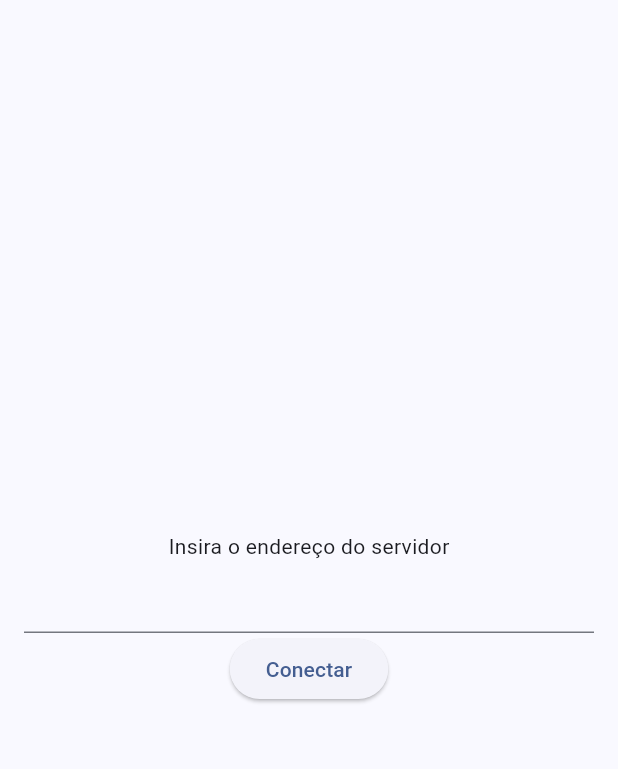
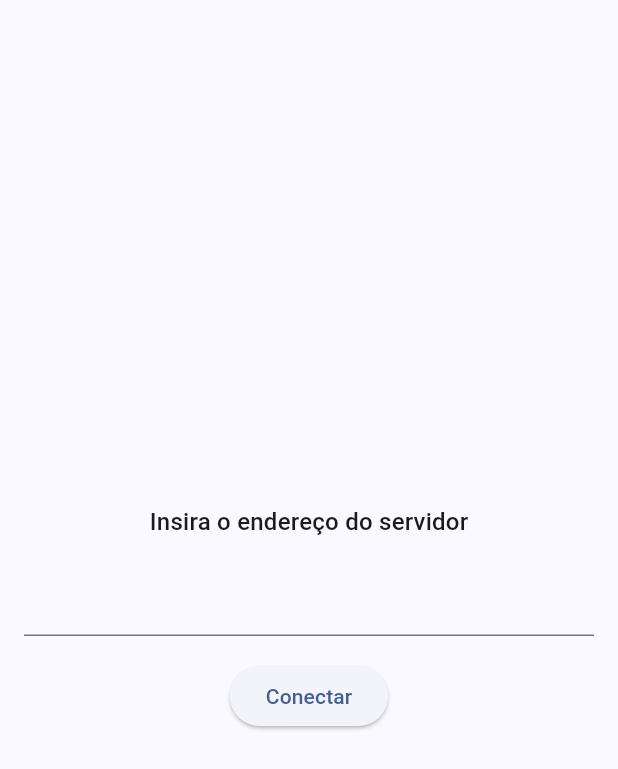
Before and after one commit to felipeuematsu/flup_karaoke, a Flutter app: the screen it shows after launch, on a phone screen of 412 x 824 dp. Shown: the top 769 px of the screen. Run offline on Flutter 3.47's test engine with Material 2 defaults, Android fonts, the phone set to English and light mode, and no system bars; our stand-ins replace dio, flutter_secure_storage, get, hive, hive_flutter; missing offline and left inert: karaoke_request_api, youtube_explode_dart; accounts and stored records are empty.

Commit message:
Fixed some layout issues, added web not supported on youtube_search_view.dart

```diff
--- a/lib/features/app_strings.dart
+++ b/lib/features/app_strings.dart
@@ -35,8 +35,9 @@ enum AppStrings {
   skipButton,
   volumeUp,
   volumeDown,
-  updatePlaylists
-  ;
+  updatePlaylists,
+  invalidHost,
+  youtubeSearchNotSupportedOnWeb;
 
   String get tr => toString().tr;
 
@@ -82,6 +83,8 @@ class AppTranslations extends Translations {
           AppStrings.volumeUp.key: "+ Volume",
           AppStrings.volumeDown.key: "- Volume",
           AppStrings.updatePlaylists.key: "Atualizar playlists",
+          AppStrings.invalidHost.key: "Endereço inválido",
+          AppStrings.youtubeSearchNotSupportedOnWeb.key: "Busca no Youtube não é suportada no navegador",
         },
         "en_US": {
           AppStrings.appName.key: "Felipe Karaoke",
@@ -119,6 +122,8 @@ class AppTranslations extends Translations {
           AppStrings.volumeUp.key: "+ Volume",
           AppStrings.volumeDown.key: "- Volume",
           AppStrings.updatePlaylists.key: "Update playlists",
+          AppStrings.invalidHost.key: "Invalid host",
+          AppStrings.youtubeSearchNotSupportedOnWeb.key: "Youtube search is not supported on web",
         },
       };
 }
--- a/lib/features/login/login_view.dart
+++ b/lib/features/login/login_view.dart
@@ -18,6 +18,23 @@ class _LoginViewState extends State<LoginView> {
 
   final database = Database();
 
+  bool hasError = false;
+
+  VoidCallback get onPressed => () {
+        final service = KaraokeApiService(configuration: KaraokeAPIConfiguration(port: 8159, baseUrl: 'http://${hostController.text}'));
+        try {
+          service.getQueue().then((value) {
+            database.writePersistent(DatabaseKeys.host.name, hostController.text);
+            Get.delete<KaraokeApiService>(force: true);
+            Get.lazyPut<KaraokeApiService>(() => service);
+            return Navigator.of(context).popAndPushNamed(NavigationRoutes.home.route);
+          });
+        } catch (e) {
+          setState(() => hasError = true);
+          print(e);
+        }
+      };
+
   @override
   Widget build(BuildContext context) {
     return Scaffold(
@@ -27,22 +44,23 @@ class _LoginViewState extends State<LoginView> {
           child: Column(
             mainAxisAlignment: MainAxisAlignment.center,
             children: [
-              Text(AppStrings.enterHost.tr),
-              TextField(controller: hostController, keyboardType: TextInputType.number),
+              Text(AppStrings.enterHost.tr, style: Theme.of(context).textTheme.titleMedium),
+              const SizedBox(height: 16),
+              ConstrainedBox(
+                constraints: const BoxConstraints(maxWidth: 400),
+                child: TextField(
+                  controller: hostController,
+                  keyboardType: TextInputType.number,
+                  textAlign: TextAlign.center,
+                  onChanged: (_) => setState(() => hasError = false),
+                  onSubmitted: (_) => onPressed(),
+                ),
+              ),
+              if (hasError) const SizedBox(height: 16),
+              if (hasError) Text(AppStrings.invalidHost.tr, style: Theme.of(context).textTheme.titleSmall?.copyWith(color: Theme.of(context).colorScheme.error)),
+              const SizedBox(height: 16),
               ElevatedButton(
-                onPressed: () {
-                  final service = KaraokeApiService(configuration: KaraokeAPIConfiguration(port: 8159, baseUrl: 'http://${hostController.text}'));
-                  try {
-                    service.getQueue().then((value) {
-                      database.writePersistent(DatabaseKeys.host.name, hostController.text);
-                      Get.delete<KaraokeApiService>(force: true);
-                      Get.lazyPut<KaraokeApiService>(() => service);
-                      return Navigator.of(context).popAndPushNamed(NavigationRoutes.home.route);
-                    });
-                  } catch (e) {
-                    print(e);
-                  }
-                },
+                onPressed: onPressed,
                 child: Text(AppStrings.connect.tr),
               ),
             ],
```
Also changed, not shown: lib/features/home/components/controller/controller_button.dart (+7 -1 lines), lib/features/home/components/controller/home_controller_component.dart (+11 -0 lines), lib/features/youtube_search/youtube_search_view.dart (+5 -2 lines).
